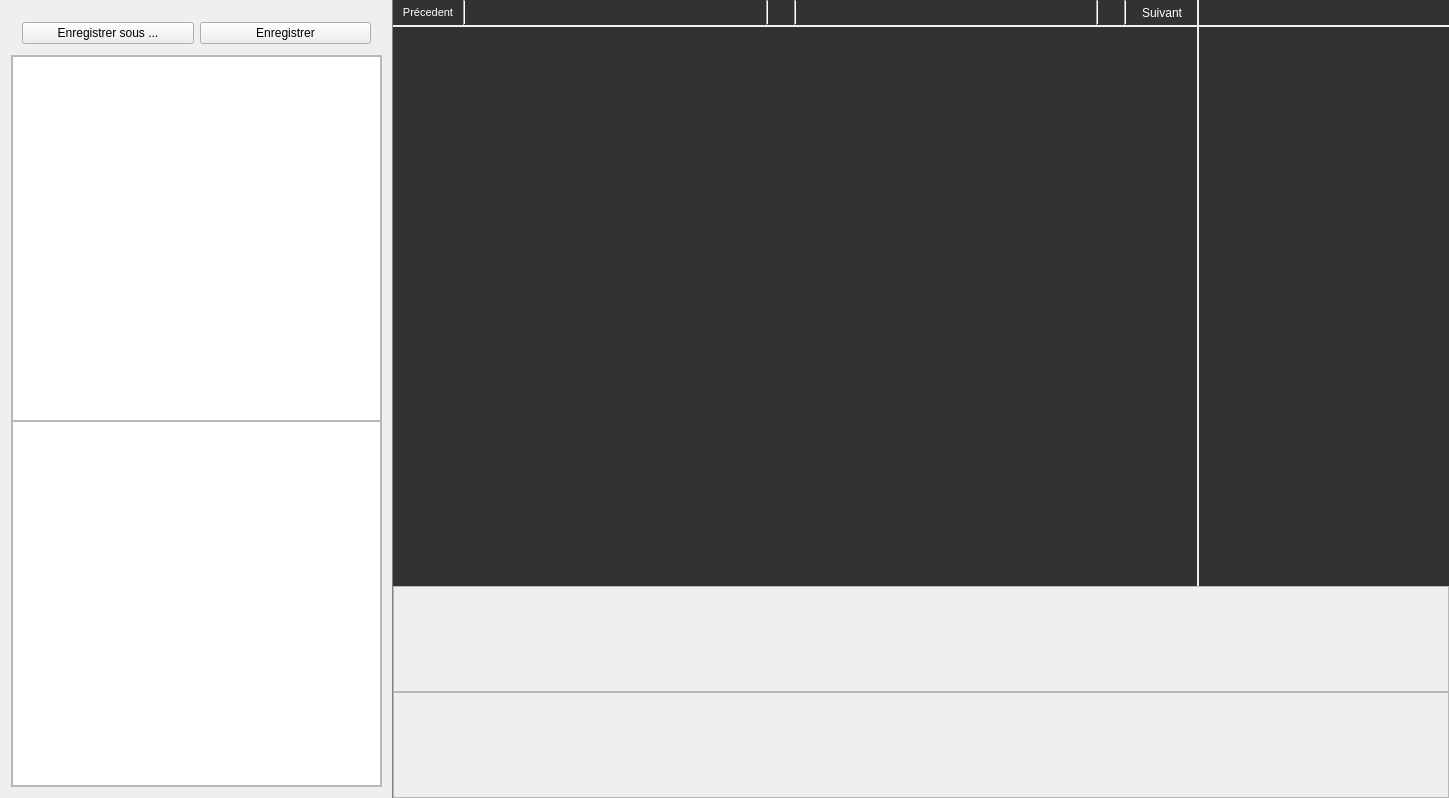
Above: cmainwindow.ui from ludomuse/LudoMuseEditor before the change. Below: the same form after it.
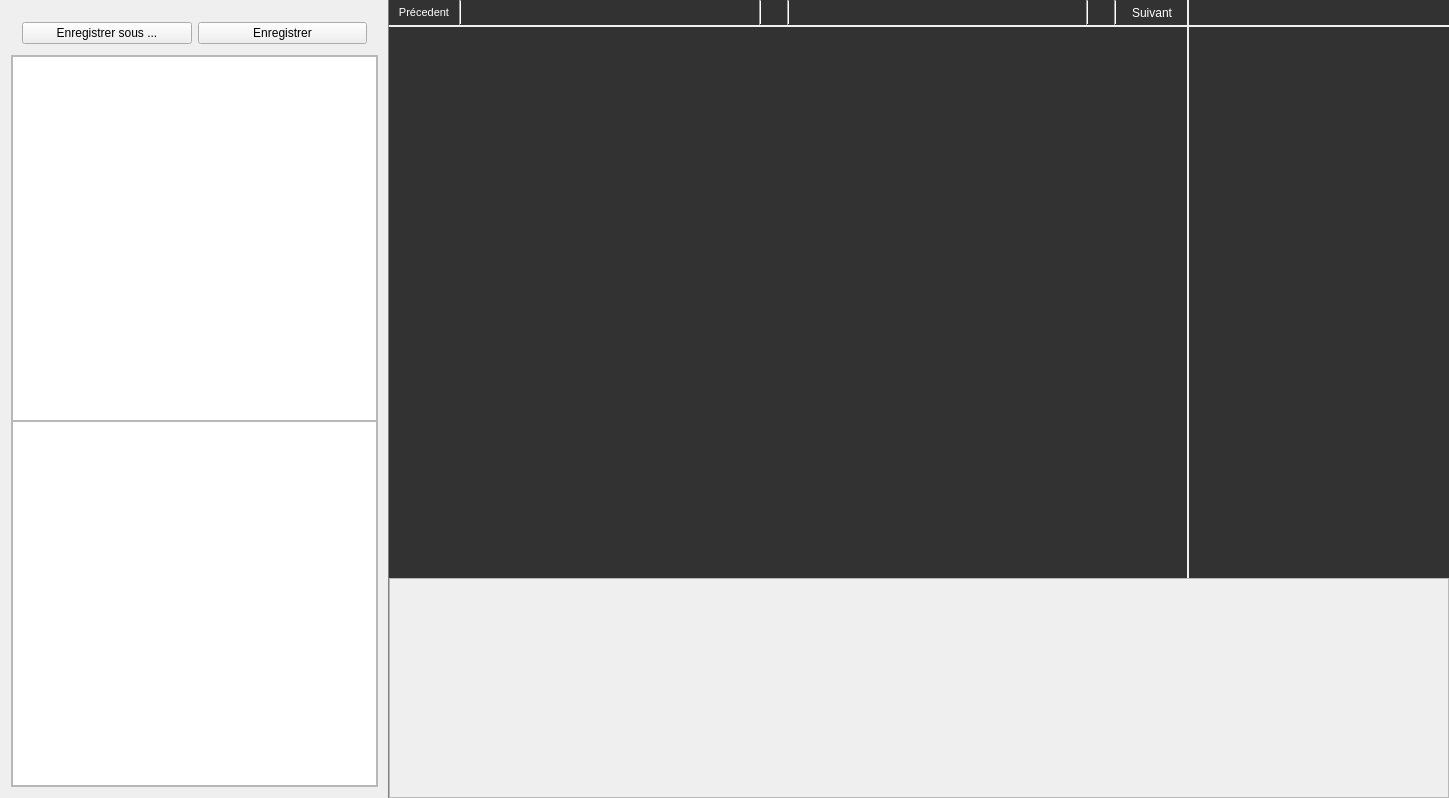
That is the form after the change. Icons and pictures are not drawn. Custom widgets are drawn as their Qt base class.

Diff of the .ui file:
```diff
--- a/cmainwindow.ui
+++ b/cmainwindow.ui
@@ -685,6 +685,12 @@
                <verstretch>0</verstretch>
               </sizepolicy>
              </property>
+             <property name="minimumSize">
+              <size>
+               <width>260</width>
+               <height>0</height>
+              </size>
+             </property>
              <property name="frameShape">
               <enum>QFrame::NoFrame</enum>
              </property>
@@ -705,8 +711,8 @@
                <rect>
                 <x>0</x>
                 <y>0</y>
-                <width>250</width>
-                <height>559</height>
+                <width>260</width>
+                <height>551</height>
                </rect>
               </property>
               <property name="autoFillBackground">
@@ -747,7 +753,7 @@
                  </property>
                  <property name="maximumSize">
                   <size>
-                   <width>250</width>
+                   <width>240</width>
                    <height>16777215</height>
                   </size>
                  </property>
@@ -1689,7 +1695,7 @@
              </property>
              <property name="maximumSize">
               <size>
-               <width>250</width>
+               <width>16777215</width>
                <height>25</height>
               </size>
              </property>
@@ -1761,7 +1767,7 @@
            <item>
             <widget class="QScrollArea" name="scrollArea_2">
              <property name="sizePolicy">
-              <sizepolicy hsizetype="Expanding" vsizetype="Preferred">
+              <sizepolicy hsizetype="Expanding" vsizetype="Minimum">
                <horstretch>0</horstretch>
                <verstretch>0</verstretch>
               </sizepolicy>
@@ -1769,7 +1775,7 @@
              <property name="minimumSize">
               <size>
                <width>0</width>
-               <height>106</height>
+               <height>220</height>
               </size>
              </property>
              <property name="widgetResizable">
@@ -1781,11 +1787,11 @@
                 <x>0</x>
                 <y>0</y>
                 <width>1054</width>
-                <height>104</height>
+                <height>218</height>
                </rect>
               </property>
               <property name="sizePolicy">
-               <sizepolicy hsizetype="Expanding" vsizetype="Preferred">
+               <sizepolicy hsizetype="Expanding" vsizetype="Minimum">
                 <horstretch>0</horstretch>
                 <verstretch>0</verstretch>
                </sizepolicy>
@@ -1793,92 +1799,24 @@
               <property name="minimumSize">
                <size>
                 <width>0</width>
-                <height>0</height>
+                <height>200</height>
                </size>
               </property>
-              <layout class="QHBoxLayout" name="horizontalLayout_6">
-               <property name="leftMargin">
-                <number>2</number>
+              <layout class="QHBoxLayout" name="horizontalLayout_14">
+               <property name="spacing">
+                <number>0</number>
                </property>
-               <property name="topMargin">
-                <number>2</number>
-               </property>
-               <property name="rightMargin">
-                <number>2</number>
-               </property>
-               <property name="bottomMargin">
-                <number>2</number>
-               </property>
-               <item>
-                <widget class="QWidget" name="trameContainerP2" native="true">
-                 <property name="sizePolicy">
-                  <sizepolicy hsizetype="Preferred" vsizetype="Preferred">
-                   <horstretch>0</horstretch>
-                   <verstretch>0</verstretch>
-                  </sizepolicy>
-                 </property>
-                 <property name="minimumSize">
-                  <size>
-                   <width>0</width>
-                   <height>0</height>
-                  </size>
-                 </property>
-                 <property name="styleSheet">
-                  <string notr="true">#trame_p1 {
-	border-bottom : 1px solid black;
-}</string>
-                 </property>
-                 <layout class="QHBoxLayout" name="horizontalLayout_7"/>
-                </widget>
-               </item>
-              </layout>
-             </widget>
-            </widget>
-           </item>
-           <item>
-            <widget class="QScrollArea" name="scrollArea">
-             <property name="sizePolicy">
-              <sizepolicy hsizetype="Expanding" vsizetype="Preferred">
-               <horstretch>0</horstretch>
-               <verstretch>0</verstretch>
-              </sizepolicy>
-             </property>
-             <property name="minimumSize">
-              <size>
-               <width>0</width>
-               <height>106</height>
-              </size>
-             </property>
-             <property name="widgetResizable">
-              <bool>true</bool>
-             </property>
-             <widget class="QWidget" name="scrollAreaWidgetContents">
-              <property name="geometry">
-               <rect>
-                <x>0</x>
-                <y>0</y>
-                <width>1054</width>
-                <height>104</height>
-               </rect>
-              </property>
-              <property name="sizePolicy">
-               <sizepolicy hsizetype="Expanding" vsizetype="Preferred">
-                <horstretch>0</horstretch>
-                <verstretch>0</verstretch>
-               </sizepolicy>
-              </property>
-              <layout class="QHBoxLayout" name="horizontalLayout_5">
                <property name="leftMargin">
-                <number>2</number>
+                <number>0</number>
                </property>
                <property name="topMargin">
-                <number>2</number>
+                <number>0</number>
                </property>
                <property name="rightMargin">
-                <number>2</number>
+                <number>0</number>
                </property>
                <property name="bottomMargin">
-                <number>2</number>
+                <number>0</number>
                </property>
                <item>
                 <widget class="QWidget" name="trameContainerP1" native="true">
```
Left out of the diff: 34 changed lines with no effect on the pictures.
